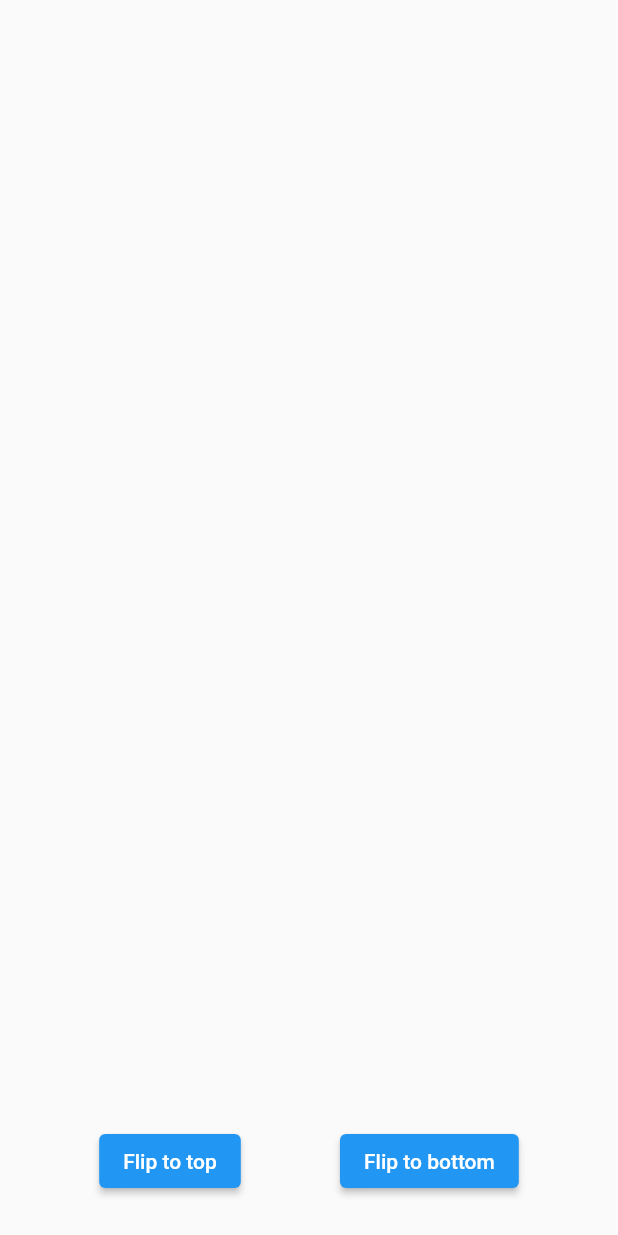
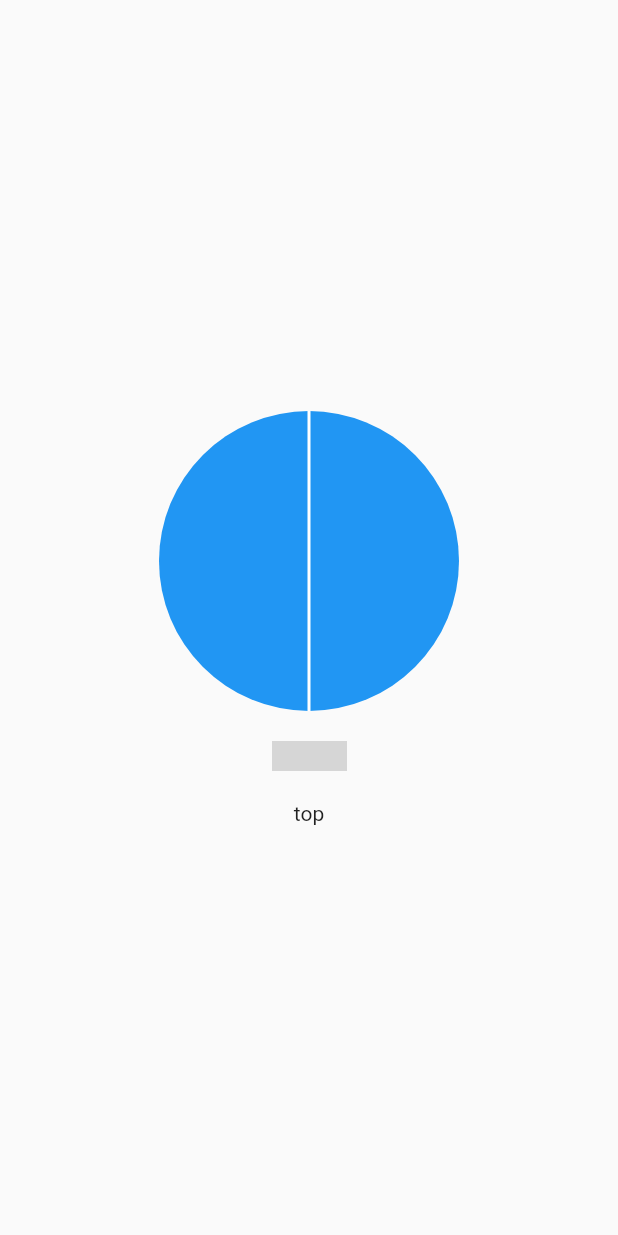
Before and after one commit to Richmond-Nunoo/FLUTTER-FLIP-THE-BOTTLE-GAME, a Flutter app: the screen it shows after launch, on a phone screen of 412 x 824 dp. Run offline on Flutter 3.47's test engine with Material 2 defaults, Android fonts, the phone set to English and light mode, and no system bars; grey boxes are pictures that could not be loaded.

```diff
--- a/lib/main.dart
+++ b/lib/main.dart
@@ -11,7 +11,7 @@ class MyApp extends StatelessWidget {
   @override
   Widget build(BuildContext context) {
     return MaterialApp(
-      title: 'Flutter Demo',
+      title: 'Flip The Bottle',
       theme: ThemeData(
         primarySwatch: Colors.blue,
       ),
--- /dev/null
+++ b/lib/views/bottle.dart
@@ -0,0 +1,57 @@
+import 'package:flutter/material.dart';
+
+class Bottle extends StatefulWidget {
+  final double width;
+  final double height;
+
+  const Bottle({super.key, required this.width, required this.height});
+
+  @override
+  BottleState createState() => BottleState();
+}
+
+class BottleState extends State<Bottle> with TickerProviderStateMixin {
+  late AnimationController _controller;
+  late Animation<double> _animation;
+
+  @override
+  void initState() {
+    super.initState();
+
+    _controller = AnimationController(
+      vsync: this,
+      duration: const Duration(milliseconds: 500),
+    );
+
+    _animation = Tween<double>(begin: 0, end: 1).animate(_controller);
+  }
+
+  @override
+  void dispose() {
+    _controller.dispose();
+    super.dispose();
+  }
+
+  void _flip() {
+    if (_controller.isCompleted) {
+      _controller.reverse();
+    } else {
+      _controller.forward();
+    }
+  }
+
+  @override
+  Widget build(BuildContext context) {
+    return GestureDetector(
+      onTap: _flip,
+      child: RotationTransition(
+        turns: _animation,
+        child: Image.asset(
+          "assets/bottle1.png",
+          width: widget.width,
+          height: widget.height,
+        ),
+      ),
+    );
+  }
+}
--- /dev/null
+++ b/lib/views/circle.dart
@@ -0,0 +1,53 @@
+import 'dart:math';
+import 'package:flutter/material.dart';
+
+
+class Circle extends StatelessWidget {
+  final Color color;
+  final double width;
+  final double height;
+
+  const Circle({super.key, required this.color, required this.width, required this.height});
+
+  @override
+  Widget build(BuildContext context) {
+    return SizedBox(
+      width: width,
+      height: height,
+      child: CustomPaint(
+        painter: _CirclePainter(color: color),
+      ),
+    );
+  }
+}
+
+class _CirclePainter extends CustomPainter {
+  final Color color;
+
+  _CirclePainter({required this.color});
+
+  @override
+  void paint(Canvas canvas, Size size) {
+    var paint = Paint()
+      ..color = color
+      ..style = PaintingStyle.fill;
+
+    var center = Offset(size.width / 2, size.height / 2);
+    var radius = min(size.width, size.height) / 2;
+
+    canvas.drawCircle(center, radius, paint);
+
+    paint.color = Colors.white;
+    paint.strokeWidth = 2;
+    paint.style = PaintingStyle.stroke;
+
+    var start = Offset(size.width / 2, 0);
+    var end = Offset(size.width / 2, size.height);
+    canvas.drawLine(start, end, paint);
+  }
+
+  @override
+  bool shouldRepaint(CustomPainter oldDelegate) {
+    return false;
+  }
+}
--- a/lib/views/home_screen.dart
+++ b/lib/views/home_screen.dart
@@ -1,4 +1,7 @@
 import 'dart:async';
+import 'dart:math';
+import 'package:flip_the_bottle_game/views/bottle.dart';
+import 'package:flip_the_bottle_game/views/circle.dart';
 import 'package:flutter/material.dart';
 import 'package:flutter/physics.dart';
 
@@ -87,27 +90,42 @@ class _MyHomePageState extends State<MyHomePage> {
 
   @override
   Widget build(BuildContext context) {
-
+    var random = Random();
+    var result = random.nextBool() ? 'top' : 'bottom';
     return Scaffold(
-      body: Column(
-
-      ),
-      bottomSheet: SizedBox(
-        height: 100.0,
-        child: Row(
-          mainAxisAlignment: MainAxisAlignment.spaceEvenly,
+      body: Center(
+        child: Column(
+          crossAxisAlignment: CrossAxisAlignment.center,
+          mainAxisAlignment: MainAxisAlignment.center,
           children: [
-            ElevatedButton(
-              onPressed: () {},
-              child: const Text('Flip to top'),
+            const Circle(color: Colors.blue, width: 200, height: 200),
+            const SizedBox(
+              height: 20,
             ),
-            ElevatedButton(
-              onPressed: () {},
-              child: const Text('Flip to bottom'),
+            const Bottle(width: 50, height: 20),
+            const SizedBox(
+              height: 20,
             ),
+            Text(result)
           ],
         ),
       ),
+      // bottomSheet: SizedBox(
+      //   height: 100.0,
+      //   child: Row(
+      //     mainAxisAlignment: MainAxisAlignment.spaceEvenly,
+      //     children: [
+      //       ElevatedButton(
+      //         onPressed: () {},
+      //         child: const Text('Flip to top'),
+      //       ),
+      //       ElevatedButton(
+      //         onPressed: () {},
+      //         child: const Text('Flip to bottom'),
+      //       ),
+      //     ],
+      //   ),
+      // ),
     );
   }
 }
```
